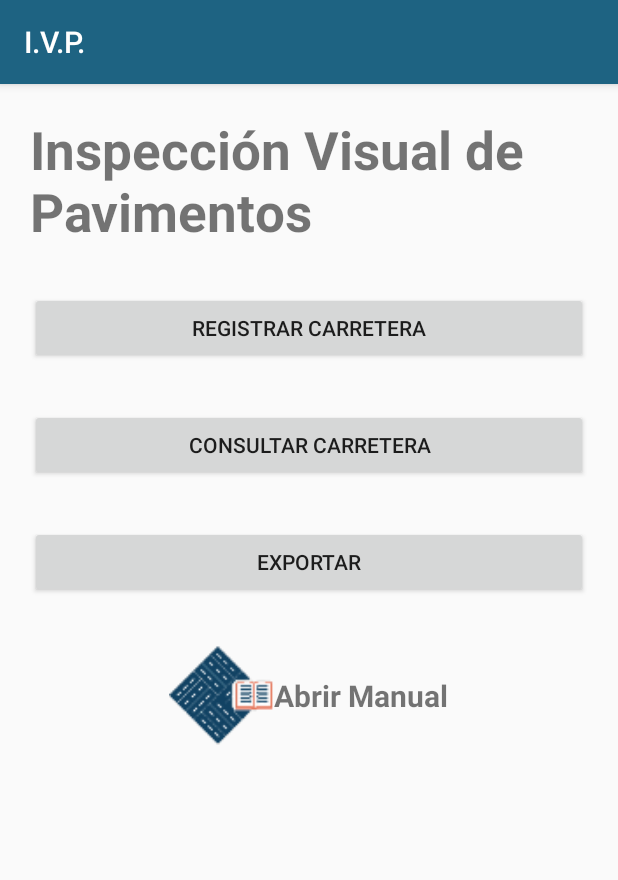
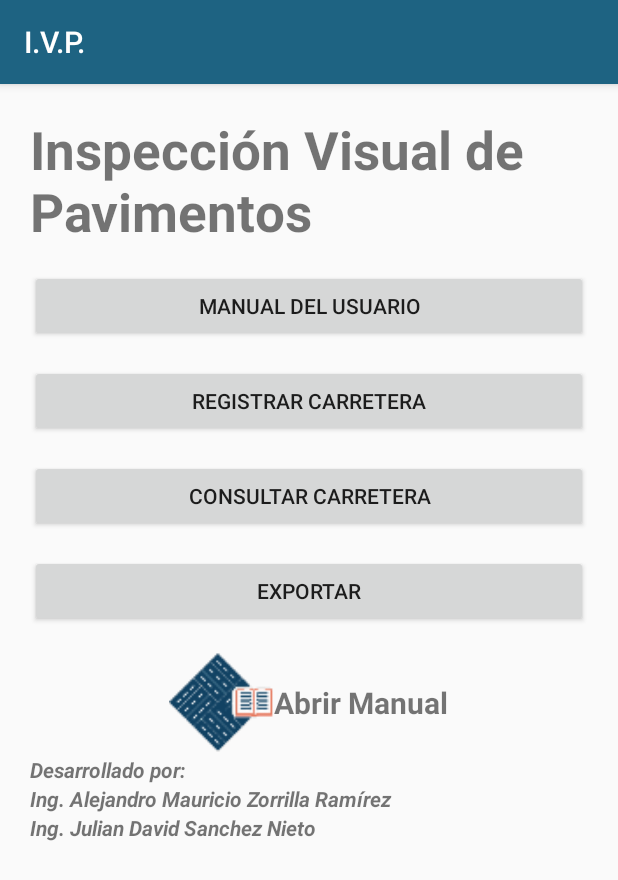
Before and after one commit to amzr36/ivp-3, an Android app: the screen it shows after launch (MainActivity), on a phone screen of 412 x 824 dp. Shown: the top 880 px of the screen. Run offline under Robolectric (Android 15) with nearby library versions, the phone set to English and light mode, and no system bars.

Commit message:
Final final

```diff
--- a/app/build.gradle
+++ b/app/build.gradle
@@ -26,6 +26,8 @@ dependencies {
     })
     compile files('libs/jxl.jar')
     testCompile 'junit:junit:4.12'
+    compile files('libs/itextpdf-5.5.5.jar')
+    compile files('libs/xmlworker-5.5.5.jar')
     compile 'com.android.support:appcompat-v7:26.+'
     compile 'com.android.support.constraint:constraint-layout:1.0.2'
     compile 'com.android.support:recyclerview-v7:26.0.0-alpha1'
@@ -33,7 +35,6 @@ dependencies {
     compile 'com.android.support:design:26.0.0-alpha1'
     compile 'com.github.ganfra:material-spinner:1.1.1'
     compile 'com.android.support:support-v4:26.+'
+    compile 'com.github.barteksc:android-pdf-viewer:2.4.0'
     testCompile 'junit:junit:4.12'
-    compile files('libs/itextpdf-5.5.5.jar')
-    compile files('libs/xmlworker-5.5.5.jar')
 }
--- a/app/src/main/AndroidManifest.xml
+++ b/app/src/main/AndroidManifest.xml
@@ -124,7 +124,9 @@
         <activity
             android:name=".Pato.rigi.EditarPatologiaRigiActivity"
             android:theme="@style/AppTheme.NoActionBar" />
-        <activity android:name=".Segmento.Rigido.RegistroSegmentoRigiEjemploActivity"></activity>
+        <activity android:name=".Segmento.Rigido.RegistroSegmentoRigiEjemploActivity" />
+        <activity android:name=".ManualUsuario"
+            android:theme="@style/AppTheme.NoActionBar"></activity>
     </application>
 
 </manifest>
--- a/app/src/main/java/com/alejo_zr/exceldb/MainActivity.java
+++ b/app/src/main/java/com/alejo_zr/exceldb/MainActivity.java
@@ -65,6 +65,9 @@ public class MainActivity extends AppCompatActivity {
                     Toast.makeText(getApplicationContext(),R.string.instale,Toast.LENGTH_LONG).show();
                 }
                 break;
+            case R.id.btnManualUsuario:
+                intent = new Intent(MainActivity.this,ManualUsuario.class);
+                break;
             }
 
         if(intent != null){
--- a/app/src/main/res/layout/activity_main.xml
+++ b/app/src/main/res/layout/activity_main.xml
@@ -21,12 +21,21 @@
             android:textStyle="bold"/>
 
         <Button
+            android:id="@+id/btnManualUsuario"
+            android:layout_width="match_parent"
+            android:layout_height="wrap_content"
+            android:text="@string/manual_usuario"
+            android:onClick="onClick"
+            android:layout_marginTop="@dimen/marginTopTV"
+            />
+
+        <Button
             android:id="@+id/btnRegistroCarretera"
             android:layout_width="match_parent"
             android:layout_height="wrap_content"
             android:text="@string/regis"
             android:onClick="onClick"
-            android:layout_marginTop="@dimen/marginTop"
+            android:layout_marginTop="@dimen/marginTopTV"
             />
         <Button
             android:id="@+id/btnConsultarCarretera"
@@ -34,14 +43,14 @@
             android:layout_height="wrap_content"
             android:text="@string/consul"
             android:onClick="onClick"
-            android:layout_marginTop="@dimen/marginTop"
+            android:layout_marginTop="@dimen/marginTopTV"
             />
 
         <Button
             android:id="@+id/btnExportar"
             android:layout_width="match_parent"
             android:layout_height="wrap_content"
-            android:layout_marginTop="@dimen/marginTop"
+            android:layout_marginTop="@dimen/marginTopTV"
             android:text="@string/exportar"
             android:onClick="onClick"/>
 
@@ -51,7 +60,7 @@
             android:layout_height="wrap_content"
             android:onClick="onClick"
             android:layout_gravity="center_horizontal"
-            android:layout_marginTop="@dimen/marginTop"
+            android:layout_marginTop="@dimen/marginTopTV"
             >
 
             <ImageButton
@@ -74,6 +83,23 @@
 
         </RelativeLayout>
 
+        <TextView
+            android:layout_width="match_parent"
+            android:layout_height="wrap_content"
+            android:text="Desarrollado por:"
+            android:textStyle="bold|italic"/>
+
+        <TextView
+            android:layout_width="match_parent"
+            android:layout_height="wrap_content"
+            android:text="Ing. Alejandro Mauricio Zorrilla Ramírez"
+            android:textStyle="bold|italic"/>
+
+        <TextView
+            android:layout_width="match_parent"
+            android:layout_height="wrap_content"
+            android:text="Ing. Julian David Sanchez Nieto"
+            android:textStyle="bold|italic"/>
 
     </LinearLayout>
 
--- a/app/src/main/res/values/strings.xml
+++ b/app/src/main/res/values/strings.xml
@@ -93,6 +93,7 @@
     <string name="losa_dimen">Dimensiones de la losa (m) </string>
     <string name="no_placa"> N° placa </string>
     <string name="datos_losa">Datos Losa</string>
+    <string name="manual_usuario">Manual del usuario</string>
 
     <!--Daños Pavimento Flexible!-->
     <string name="fisuras_long_transversales">Fisuras Longitudinales y transversales</string>
```
Also changed, not shown: app/src/main/java/com/alejo_zr/exceldb/ManualUsuario.java (added, +33 -0 lines), app/src/main/res/layout/activity_manual_usuario.xml (added, +61 -0 lines), 1 other file.
